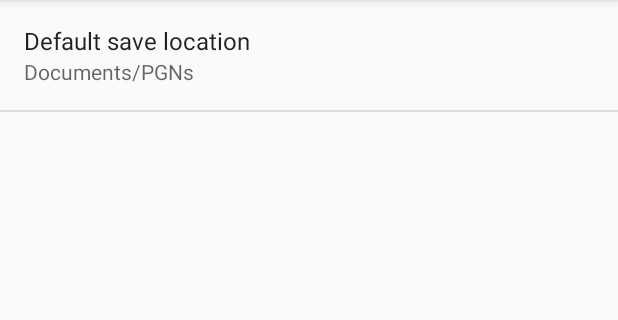
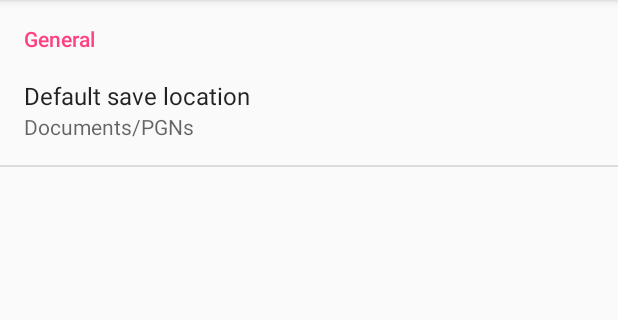
Before and after one commit to efrederic/PGNConverter, an Android app: the fragment SettingsFragment shown on its own in the app's theme, on a phone screen of 412 x 824 dp, the part 84-404 px from its top. Run offline under Robolectric (Android 15) with nearby library versions, the phone set to English and light mode, and no system bars.

Commit message:
- added settings and share options (share currently does nothing) - created settings xml page (with fragment and activity) where user can specify file save location - refactored some strings - added preference summary management to show correct selection at all times - fixed issue with buttons being swapped (oops)

```diff
--- a/app/src/main/java/dfp/pgnconverter/MainActivity.java
+++ b/app/src/main/java/dfp/pgnconverter/MainActivity.java
@@ -48,8 +48,8 @@ public class MainActivity extends AppCompatActivity {
             @Override
             public void onClick(View v) {
                 SharedPreferences sharedPreferences = PreferenceManager.getDefaultSharedPreferences(MainActivity.this);
-                sharedPreferences.getString(getString(R.string.default_save_location_key), "");
-                savePGN(getString(R.string.save_location_documents), REQUEST_WRITE_ACCESS_CUSTOM);
+                String saveLocation = sharedPreferences.getString(getString(R.string.default_save_location_key), "");
+                savePGN(saveLocation, REQUEST_WRITE_ACCESS_CUSTOM);
             }
         });
 
--- a/app/src/main/java/dfp/pgnconverter/SettingsFragment.java
+++ b/app/src/main/java/dfp/pgnconverter/SettingsFragment.java
@@ -5,6 +5,7 @@ import android.os.Bundle;
 import android.preference.EditTextPreference;
 import android.preference.Preference;
 import android.preference.PreferenceFragment;
+import android.preference.PreferenceGroup;
 
 public class SettingsFragment extends PreferenceFragment implements SharedPreferences.OnSharedPreferenceChangeListener {
 
@@ -13,6 +14,7 @@ public class SettingsFragment extends PreferenceFragment implements SharedPrefer
         super.onCreate(savedInstanceState);
 
         addPreferencesFromResource(R.xml.preferences);
+        initPreferenceSummary(getPreferenceScreen());
     }
 
     @Override
@@ -29,7 +31,21 @@ public class SettingsFragment extends PreferenceFragment implements SharedPrefer
 
     @Override
     public void onSharedPreferenceChanged(SharedPreferences sharedPreferences, String key) {
-        Preference preference = findPreference(key);
+        updatePreferenceSummary(findPreference(key));
+    }
+
+    private void initPreferenceSummary(Preference preference) {
+        if (preference instanceof PreferenceGroup) {
+            PreferenceGroup group = (PreferenceGroup) preference;
+            for (int i = 0; i < getPreferenceScreen().getPreferenceCount(); i++) {
+                initPreferenceSummary(group.getPreference(i));
+            }
+        } else {
+            updatePreferenceSummary(preference);
+        }
+    }
+
+    private void updatePreferenceSummary(Preference preference) {
         if (preference instanceof EditTextPreference) {
             preference.setSummary(((EditTextPreference) preference).getText());
         }
--- a/app/src/main/res/values/strings.xml
+++ b/app/src/main/res/values/strings.xml
@@ -9,4 +9,5 @@
     <string name="save_location_droidfish">Droidfish/pgn</string>
     <string name="default_save_location">Default save location</string>
     <string name="default_save_location_key">pref_default_save_location</string>
+    <string name="general_category">General</string>
 </resources>
--- a/app/src/main/res/xml/preferences.xml
+++ b/app/src/main/res/xml/preferences.xml
@@ -1,8 +1,11 @@
 <?xml version="1.0" encoding="utf-8"?>
 <PreferenceScreen xmlns:android="http://schemas.android.com/apk/res/android">
-    <EditTextPreference
-        android:key="@string/default_save_location_key"
-        android:title="@string/default_save_location"
-        android:summary="@string/save_location_documents"
-        android:defaultValue="@string/save_location_documents"/>
+    <PreferenceCategory
+        android:title="@string/general_category">
+        <EditTextPreference
+            android:key="@string/default_save_location_key"
+            android:title="@string/default_save_location"
+            android:summary="@string/save_location_documents"
+            android:defaultValue="@string/save_location_documents" />
+    </PreferenceCategory>
 </PreferenceScreen>
```
Also changed, not shown: app/src/main/res/layout/activity_main.xml (+16 -16 lines).
